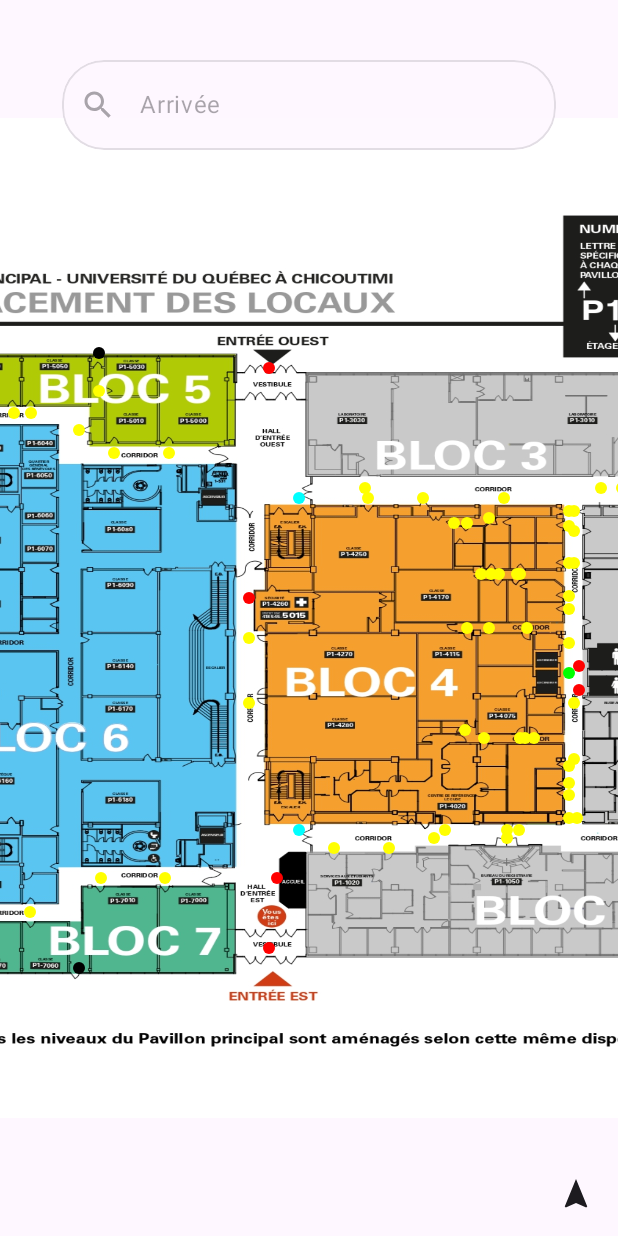
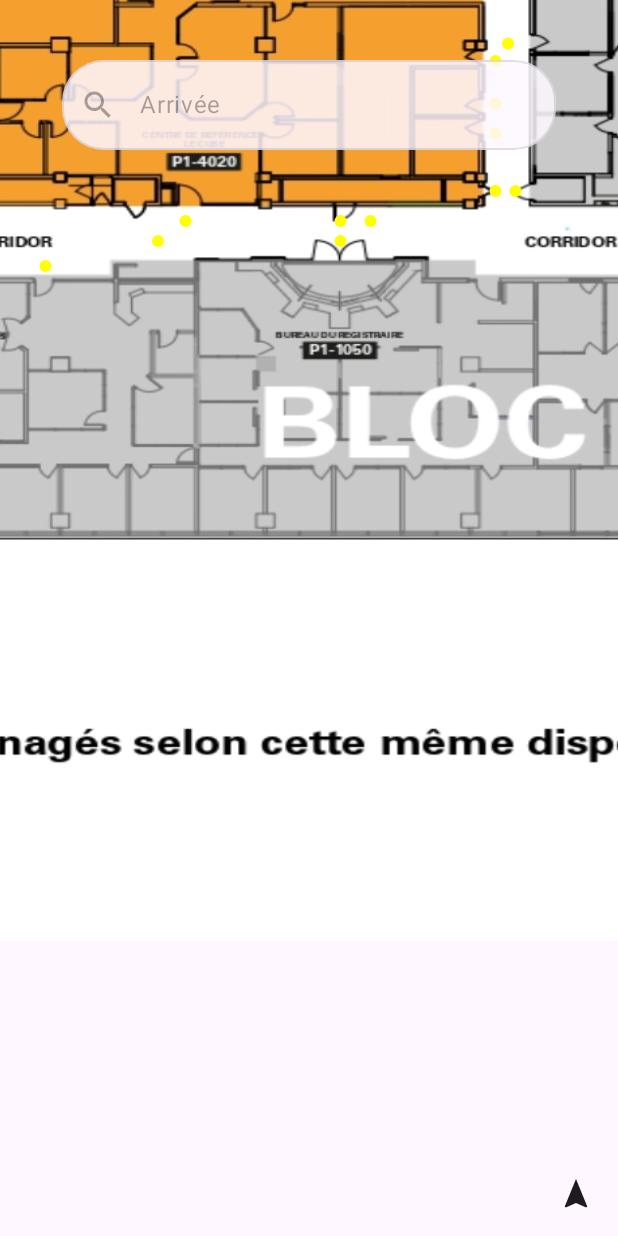
Before and after one commit to khbgbgk1/uqacces, an Android app built with Jetpack Compose: the @Preview function PreviewAccueilDebug, on a phone screen of 412 x 824 dp. Run offline under Robolectric (Android 15) with nearby library versions, the phone set to English and light mode, and no system bars.

Commit message:
beta_maj_boussole_3

```diff
--- a/app/src/main/java/com/example/uqacces/MapView.kt
+++ b/app/src/main/java/com/example/uqacces/MapView.kt
@@ -37,7 +37,7 @@ fun MapView(
     heading: Float,
     debugNodes: Boolean = false,
 ) {
-    var scale by remember { mutableStateOf(1f) }
+    var scale by remember { mutableStateOf(2.5f) }
     var offset by remember { mutableStateOf(Offset.Zero) }
     val nodesById = remember(mapData.nodes) { mapData.nodes.associateBy { it.id } }
     val textMeasurer = rememberTextMeasurer()
@@ -50,35 +50,40 @@ fun MapView(
             .fillMaxSize()
             .pointerInput(Unit) {
                 detectTransformGestures { centroid, pan, zoom, _ ->
-                    scale = (scale * zoom).coerceIn(0.5f, 5f)
-                    offset += pan
+                    val oldScale = scale
+                    scale = (scale * zoom).coerceIn(1f, 5f)
+
+                    // Ajuster l'offset pour zoomer vers le point touché
+                    val scaleChange = scale / oldScale
+                    offset = (offset + centroid) * scaleChange - centroid + pan
                 }
             }
     ) {
         val canvasCenter = center
+        val mapCenter = Offset(imageSize.width / 2, imageSize.height / 2)
 
         withTransform({
-            // 1. Translate to center of screen (pivot point)
+            // 1. Se déplacer au centre du canvas
             translate(left = canvasCenter.x, top = canvasCenter.y)
 
-            // 2. Apply rotation around this point
+            // 2. Appliquer la rotation autour de ce point
             rotate(degrees = -heading)
 
-            // 3. Apply scale around this point
+            // 3. Appliquer le zoom
             scale(scale, scale)
 
-            // 4. Apply user pan offset
-            translate(left = offset.x / scale, top = offset.y / scale)
+            // 4. Appliquer le déplacement utilisateur
+            translate(left = offset.x, top = offset.y)
 
-            // 5. Translate back so map center aligns with screen center
-            translate(left = -imageSize.width / 2, top = -imageSize.height / 2)
+            // 5. Centrer la map (position initiale)
+            translate(left = -mapCenter.x, top = -mapCenter.y)
         }) {
-            // Draw background
+            // Dessiner le fond
             with(backgroundPainter) {
                 draw(size = imageSize)
             }
 
-            // Draw nodes
+            // Dessiner les nœuds en mode debug
             if (debugNodes) {
                 mapData.nodes.forEach { node ->
                     val color = when {
@@ -92,13 +97,13 @@ fun MapView(
 
                     drawCircle(
                         color = color,
-                        radius = 6f,
+                        radius = 6f / scale, // Ajuster la taille avec le zoom
                         center = node.position
                     )
                 }
             }
 
-            // Draw path
+            // Dessiner le chemin
             if (pathNodeIds.size > 1) {
                 for (i in 0 until pathNodeIds.size - 1) {
                     val startNode = nodesById[pathNodeIds[i]]
@@ -108,8 +113,8 @@ fun MapView(
                             color = Color.Blue,
                             start = startNode.position,
                             end = endNode.position,
-                            strokeWidth = 5f,
-                            pathEffect = PathEffect.dashPathEffect(floatArrayOf(20f, 10f), 0f)
+                            strokeWidth = 5f / scale, // Ajuster l'épaisseur avec le zoom
+                            pathEffect = PathEffect.dashPathEffect(floatArrayOf(20f / scale, 10f / scale), 0f)
                         )
                     }
                 }
```
